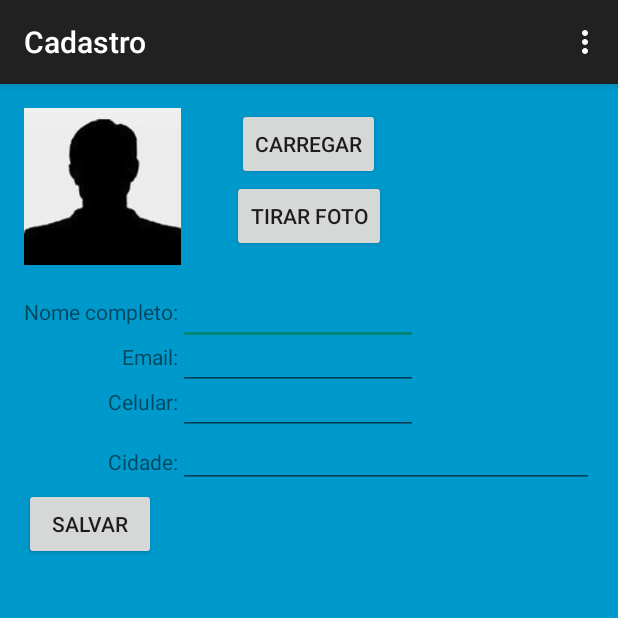
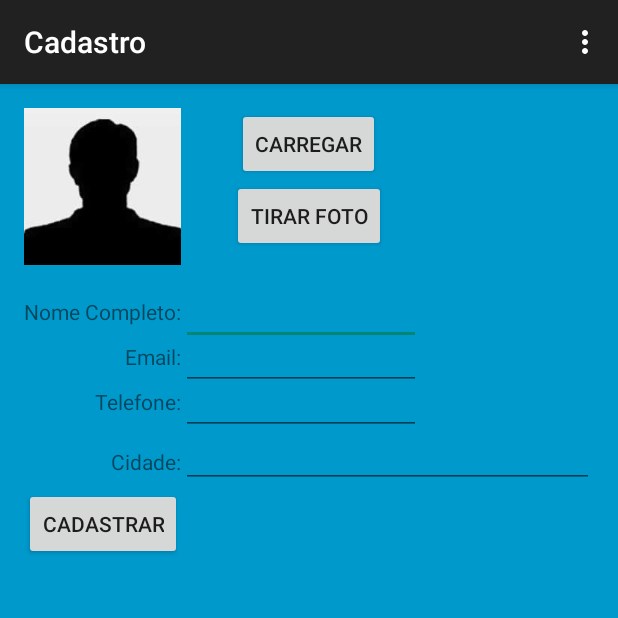
Before and after one commit to willgremio/trabAndroid, an Android app: the ActivityCadastro screen opened directly, with no data from a screen before it, on a phone screen of 412 x 824 dp, the top half of it. Run offline under Robolectric (Android 15) with nearby library versions, the phone set to English and light mode, and no system bars; our stand-ins replace Volley; network calls fail; pictures from the network do not load.

```diff
--- a/VivaUnisc/app/src/main/res/layout/activity_activity_cadastro.xml
+++ b/VivaUnisc/app/src/main/res/layout/activity_activity_cadastro.xml
@@ -21,7 +21,7 @@
     <Button
         android:layout_width="wrap_content"
         android:layout_height="wrap_content"
-        android:text="Carregar"
+        android:text="@string/cadastro_ButtonCarregar"
         android:id="@+id/buttonCarregar"
         android:layout_centerHorizontal="true"
         android:layout_marginTop="0dp"
@@ -30,7 +30,7 @@
     <Button
         android:layout_width="wrap_content"
         android:layout_height="wrap_content"
-        android:text="Tirar Foto"
+        android:text="@string/cadastro_ButtonTirarFoto"
         android:id="@+id/buttonTirarFoto"
         android:layout_below="@+id/buttonCarregar"
         android:layout_centerHorizontal="true"
@@ -40,7 +40,7 @@
         android:layout_width="wrap_content"
         android:layout_height="wrap_content"
         android:textAppearance="?android:attr/textAppearanceSmall"
-        android:text="Nome completo:"
+        android:text="@string/cadastro_txtViewNomeCompleto"
         android:id="@+id/textViewNomeCompleto"
         android:layout_below="@+id/buttonCarregar"
         android:layout_marginTop="78dp"
@@ -59,7 +59,7 @@
         android:layout_width="wrap_content"
         android:layout_height="wrap_content"
         android:textAppearance="?android:attr/textAppearanceSmall"
-        android:text="Email:"
+        android:text="@string/cadastro_txtViewEmail"
         android:id="@+id/textViewEmail"
         android:layout_below="@+id/buttonCarregar"
         android:layout_alignRight="@+id/textViewNomeCompleto"
@@ -79,7 +79,7 @@
         android:layout_width="wrap_content"
         android:layout_height="wrap_content"
         android:textAppearance="?android:attr/textAppearanceSmall"
-        android:text="Celular:"
+        android:text="@string/cadastro_txtViewTelefone"
         android:id="@+id/textViewCelular"
         android:layout_below="@+id/buttonCarregar"
         android:layout_alignRight="@+id/textViewNomeCompleto"
@@ -99,7 +99,7 @@
         android:layout_width="wrap_content"
         android:layout_height="wrap_content"
         android:textAppearance="?android:attr/textAppearanceSmall"
-        android:text="Cidade:"
+        android:text="@string/cadastro_txtViewCidade"
         android:id="@+id/textViewCidade"
         android:layout_below="@+id/buttonCarregar"
         android:layout_alignRight="@+id/textViewNomeCompleto"
@@ -117,7 +117,7 @@
     <Button
         android:layout_width="wrap_content"
         android:layout_height="wrap_content"
-        android:text="Salvar"
+        android:text="@string/cadastro_ButtonCadastrar"
         android:id="@+id/buttonSalvar"
         android:onClick="salvarCadastro"
         android:layout_below="@+id/autocomplete"
--- a/VivaUnisc/app/src/main/res/layout/activity_activity_inicio.xml
+++ b/VivaUnisc/app/src/main/res/layout/activity_activity_inicio.xml
@@ -22,7 +22,7 @@
         android:layout_width="wrap_content"
         android:layout_height="wrap_content"
         android:textAppearance="?android:attr/textAppearanceLarge"
-        android:text="Bem-Vindo ao App do Viva Unisc"
+        android:text="@string/inicio_txtViewBoasVindas"
         android:id="@+id/textView"
         android:layout_marginTop="137dp"
         android:layout_alignParentTop="true"
@@ -31,7 +31,7 @@
     <Button
         android:layout_width="wrap_content"
         android:layout_height="wrap_content"
-        android:text="Clique aqui para ver as Oficinas"
+        android:text="@string/inicio_ButtonCliqueAqui"
         android:id="@+id/button"
         android:onClick="listarOficinas"
         android:layout_marginTop="44dp"
@@ -42,7 +42,7 @@
         android:layout_width="wrap_content"
         android:layout_height="wrap_content"
         android:textAppearance="?android:attr/textAppearanceMedium"
-        android:text="Desenvolvido por:"
+        android:text="@string/inicio_txtViewDesenvolvido"
         android:id="@+id/textView2"
         android:layout_below="@+id/button"
         android:layout_centerHorizontal="true"
--- a/VivaUnisc/app/src/main/res/values/strings.xml
+++ b/VivaUnisc/app/src/main/res/values/strings.xml
@@ -16,4 +16,36 @@
     <string name="erro_valCharEmail">Caracteres inválidos o email</string>
     <color name="black">#000000</color>
 
+    <!-- Cadastro -->
+    <string name="cadastro_ButtonCarregar">Carregar</string>
+    <string name="cadastro_ButtonTirarFoto">Tirar Foto</string>
+    <string name="cadastro_txtViewNomeCompleto">Nome Completo:</string>
+    <string name="cadastro_txtViewEmail">Email:</string>
+    <string name="cadastro_txtViewTelefone">Telefone:</string>
+    <string name="cadastro_txtViewCidade">Cidade:</string>
+    <string name="cadastro_ButtonCadastrar">Cadastrar</string>
+
+    <!-- Informação Adcional -->
+    <string name="infAd_txtViewCurso">Curso</string>
+    <string name="infAd_txtViewDtHr">Data e Hora</string>
+    <string name="infAd_txtViewDuracao">Duração</string>
+    <string name="infAd_txtViewDescricao">Descrição</string>
+    <string name="infAd_txtViewResponsavel">Responsável</string>
+    <string name="infAd_txtViewLocal">Local</string>
+    <string name="infAd_txtViewVagas">Vagas</string>
+    <string name="infAd_txtViewInscritos">Inscritos</string>
+
+    <!-- Inicio -->
+    <string name="inicio_txtViewBoasVindas">Bem-Vindo ao App do Viva Unisc</string>
+    <string name="inicio_ButtonCliqueAqui">Clique aqui para ver as Oficinas</string>
+    <string name="inicio_txtViewDesenvolvido">Desenvolvido por:</string>
+
+    <!-- Oficinas -->
+    <string name="oficinas_txtViewSelectOficinas">Oficinas - Selecione uma Oficina</string>
+    <string name="oficinas_ButtonParticipar">Participar</string>
+    <string name="oficinas_ButtonInformacao">Informações</string>
+
+
+
+
 </resources>
```
Also changed, not shown: VivaUnisc/app/src/main/res/layout/activity_activity_informacao_adcional.xml (+8 -8 lines), VivaUnisc/app/src/main/res/layout/activity_activity_oficinas.xml (+3 -9 lines).
